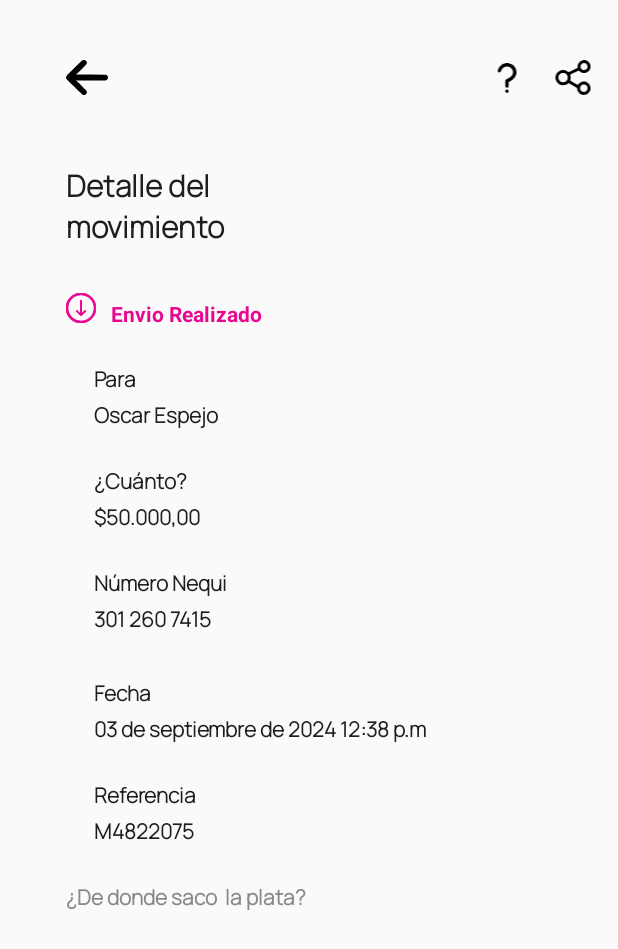
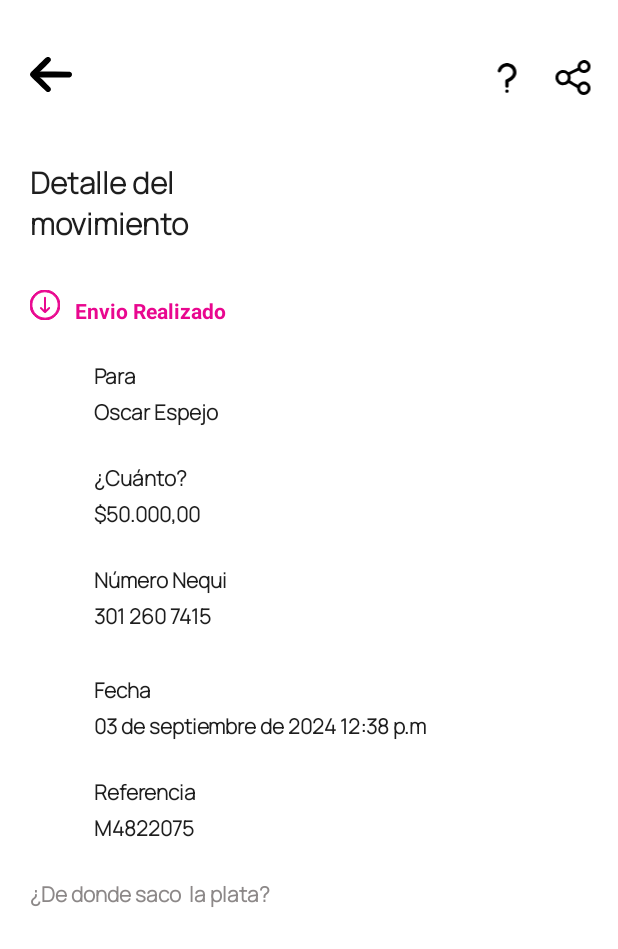
Before and after one commit to JhonmaSG/ClonNeking, an Android app: the screen it shows after launch (historial), on a phone screen of 412 x 824 dp. Shown: the top 949 px of the screen. Run offline under Robolectric (Android 15) with nearby library versions, the phone set to English and light mode, and no system bars.

Commit message:
Creacion de forzeo a modo claro de necking

```diff
--- a/app/src/main/AndroidManifest.xml
+++ b/app/src/main/AndroidManifest.xml
@@ -10,7 +10,7 @@
         android:label="@string/titulo"
         android:roundIcon="@mipmap/ic_launcher_round"
         android:supportsRtl="true"
-        android:theme="@style/Base.Theme.Neking"
+        android:theme="@style/Base.Theme.Neking_Light"
         tools:targetApi="31">
 
         <activity
--- a/app/src/main/res/layout/detalle_historico_c.xml
+++ b/app/src/main/res/layout/detalle_historico_c.xml
@@ -35,7 +35,7 @@
         android:layout_marginEnd="228dp"
         android:background="@null"
         android:backgroundTint="@null"
-        android:drawableBottom="@drawable/flecha"
+        android:drawableBottom="@drawable/flecha_atras_detalle_h"
         android:outlineProvider="none"
         android:padding="0dp"
         app:layout_constraintEnd_toStartOf="@+id/imageView6"
--- a/app/src/main/res/layout/detalle_historico_r.xml
+++ b/app/src/main/res/layout/detalle_historico_r.xml
@@ -5,6 +5,7 @@
     android:id="@+id/Layout_h_c"
     android:layout_width="match_parent"
     android:layout_height="match_parent">
+
 
     <ImageView
         android:id="@+id/imageView5"
@@ -26,22 +27,6 @@
         app:layout_constraintTop_toTopOf="parent"
         app:srcCompat="@drawable/signo_de_interrogacion" />
 
-    <Button
-        android:id="@+id/devolverse_h"
-        android:layout_width="28dp"
-        android:layout_height="27dp"
-        android:layout_marginStart="20dp"
-        android:layout_marginTop="38dp"
-        android:layout_marginEnd="228dp"
-        android:background="@null"
-        android:backgroundTint="@null"
-        android:drawableBottom="@drawable/flecha"
-        android:outlineProvider="none"
-        android:padding="0dp"
-        app:layout_constraintEnd_toStartOf="@+id/imageView6"
-        app:layout_constraintStart_toStartOf="parent"
-        app:layout_constraintTop_toTopOf="parent" />
-
     <TextView
         android:id="@+id/textView"
         android:layout_width="200dp"
@@ -52,8 +37,8 @@
         android:textColor="#1E1E1E"
         android:textSize="20sp"
         android:textStyle="bold"
-        app:layout_constraintStart_toStartOf="@+id/devolverse_h"
-        app:layout_constraintTop_toBottomOf="@+id/devolverse_h" />
+        app:layout_constraintStart_toStartOf="@+id/imageView4"
+        app:layout_constraintTop_toBottomOf="@+id/imageView4" />
 
     <TextView
         android:id="@+id/textView2"
@@ -226,4 +211,17 @@
         app:layout_constraintStart_toStartOf="@+id/textView13"
         app:layout_constraintTop_toBottomOf="@+id/textView13" />
 
+    <ImageView
+        android:id="@+id/imageView4"
+        android:layout_width="28dp"
+        android:layout_height="27dp"
+        android:layout_marginStart="20dp"
+        android:layout_marginTop="36dp"
+        android:layout_marginEnd="228dp"
+        app:layout_constraintEnd_toStartOf="@+id/imageView6"
+        app:layout_constraintHorizontal_bias="0.0"
+        app:layout_constraintStart_toStartOf="parent"
+        app:layout_constraintTop_toTopOf="parent"
+        app:srcCompat="@drawable/flecha_atras_detalle_h" />
+
 </androidx.constraintlayout.widget.ConstraintLayout>
--- a/app/src/main/res/values-night/themes.xml
+++ b/app/src/main/res/values-night/themes.xml
@@ -2,6 +2,7 @@
     <!-- Base application theme. -->
     <style name="Base.Theme.Neking" parent="Theme.Material3.DayNight.NoActionBar">
         <!-- Customize your dark theme here. -->
+
         <!-- <item name="colorPrimary">@color/my_dark_primary</item> -->
     </style>
 </resources>
--- /dev/null
+++ b/app/src/main/res/values-v29/themes.xml
@@ -0,0 +1,12 @@
+<?xml version="1.0" encoding="utf-8"?>
+<resources>
+
+    <style name="Base.Theme.Neking_Light" parent="Theme.AppCompat.DayNight.DarkActionBar">
+        <item name="windowActionBar">false</item>
+        <item name="windowNoTitle">true</item>
+        <item name="android:forceDarkAllowed">false</item>
+        <item name="android:windowBackground">@color/white</item>
+        <!-- Customize your light theme here. -->
+        <!-- <item name="colorPrimary">@color/my_light_primary</item> -->
+    </style>
+</resources>
```
Also changed, not shown: app/src/main/res/drawable/flecha_atras_detalle_h.xml (renamed from app/src/main/res/drawable/flecha.xml).
